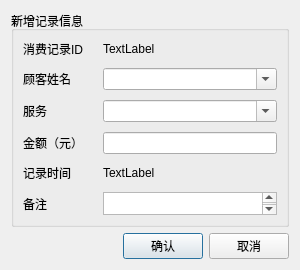
This is addnewconsumption.ui in rainlowing/QtCustomerManagementSystem as Qt 5 draws it before an edit. The edited form follows.
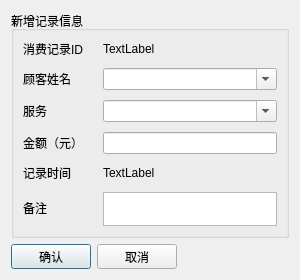
This is the edited form.

The edit to the form file:
```diff
--- a/addnewconsumption.ui
+++ b/addnewconsumption.ui
@@ -7,19 +7,19 @@
     <x>0</x>
     <y>0</y>
     <width>300</width>
-    <height>270</height>
+    <height>280</height>
    </rect>
   </property>
   <property name="minimumSize">
    <size>
     <width>300</width>
-    <height>270</height>
+    <height>280</height>
    </size>
   </property>
   <property name="maximumSize">
    <size>
     <width>16777215</width>
-    <height>270</height>
+    <height>280</height>
    </size>
   </property>
   <property name="windowTitle">
@@ -125,6 +125,56 @@
      <property name="sizeConstraint">
       <enum>QLayout::SizeConstraint::SetDefaultConstraint</enum>
      </property>
+     <item>
+      <widget class="QPushButton" name="btnConfirm">
+       <property name="sizePolicy">
+        <sizepolicy hsizetype="Minimum" vsizetype="Minimum">
+         <horstretch>0</horstretch>
+         <verstretch>0</verstretch>
+        </sizepolicy>
+       </property>
+       <property name="minimumSize">
+        <size>
+         <width>80</width>
+         <height>25</height>
+        </size>
+       </property>
+       <property name="maximumSize">
+        <size>
+         <width>80</width>
+         <height>25</height>
+        </size>
+       </property>
+       <property name="text">
+        <string>确认</string>
+       </property>
+      </widget>
+     </item>
+     <item>
+      <widget class="QPushButton" name="btnCancel">
+       <property name="sizePolicy">
+        <sizepolicy hsizetype="Expanding" vsizetype="Expanding">
+         <horstretch>0</horstretch>
+         <verstretch>0</verstretch>
+        </sizepolicy>
+       </property>
+       <property name="minimumSize">
+        <size>
+         <width>80</width>
+         <height>25</height>
+        </size>
+       </property>
+       <property name="maximumSize">
+        <size>
+         <width>80</width>
+         <height>25</height>
+        </size>
+       </property>
+       <property name="text">
+        <string>取消</string>
+       </property>
+      </widget>
+     </item>
      <item>
       <spacer name="horizontalSpacer">
        <property name="orientation">
@@ -138,56 +188,6 @@
        </property>
       </spacer>
      </item>
-     <item>
-      <widget class="QPushButton" name="btnConfirm">
-       <property name="sizePolicy">
-        <sizepolicy hsizetype="Minimum" vsizetype="Minimum">
-         <horstretch>0</horstretch>
-         <verstretch>0</verstretch>
-        </sizepolicy>
-       </property>
-       <property name="minimumSize">
-        <size>
-         <width>80</width>
-         <height>0</height>
-        </size>
-       </property>
-       <property name="maximumSize">
-        <size>
-         <width>80</width>
-         <height>16777215</height>
-        </size>
-       </property>
-       <property name="text">
-        <string>确认</string>
-       </property>
-      </widget>
-     </item>
-     <item>
-      <widget class="QPushButton" name="btnCancel">
-       <property name="sizePolicy">
-        <sizepolicy hsizetype="Expanding" vsizetype="Expanding">
-         <horstretch>0</horstretch>
-         <verstretch>0</verstretch>
-        </sizepolicy>
-       </property>
-       <property name="minimumSize">
-        <size>
-         <width>80</width>
-         <height>0</height>
-        </size>
-       </property>
-       <property name="maximumSize">
-        <size>
-         <width>80</width>
-         <height>16777215</height>
-        </size>
-       </property>
-       <property name="text">
-        <string>取消</string>
-       </property>
-      </widget>
-     </item>
     </layout>
    </item>
   </layout>
```
